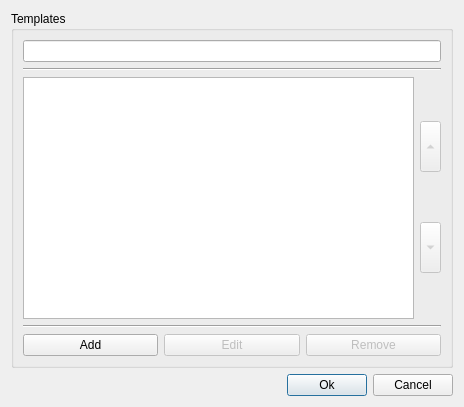
The window that src/sendbuttontemplateseditor.ui (psi-im/psi) describes before a commit, drawn with Qt 5.
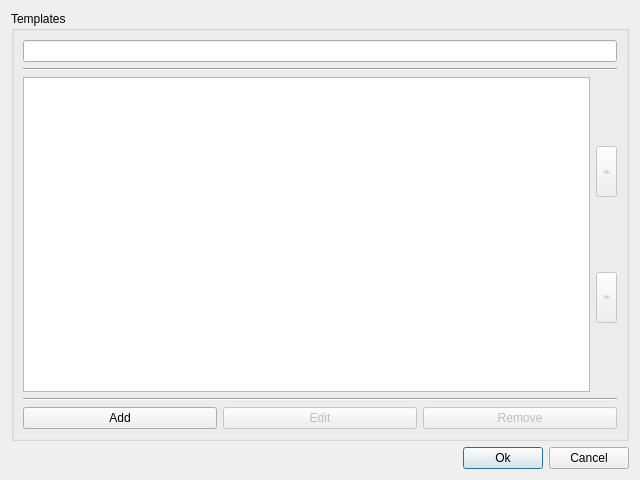
The same window after the commit.

```diff
--- a/src/sendbuttontemplateseditor.ui
+++ b/src/sendbuttontemplateseditor.ui
@@ -6,8 +6,8 @@
    <rect>
     <x>0</x>
     <y>0</y>
-    <width>464</width>
-    <height>407</height>
+    <width>640</width>
+    <height>480</height>
    </rect>
   </property>
   <property name="windowTitle">
```
